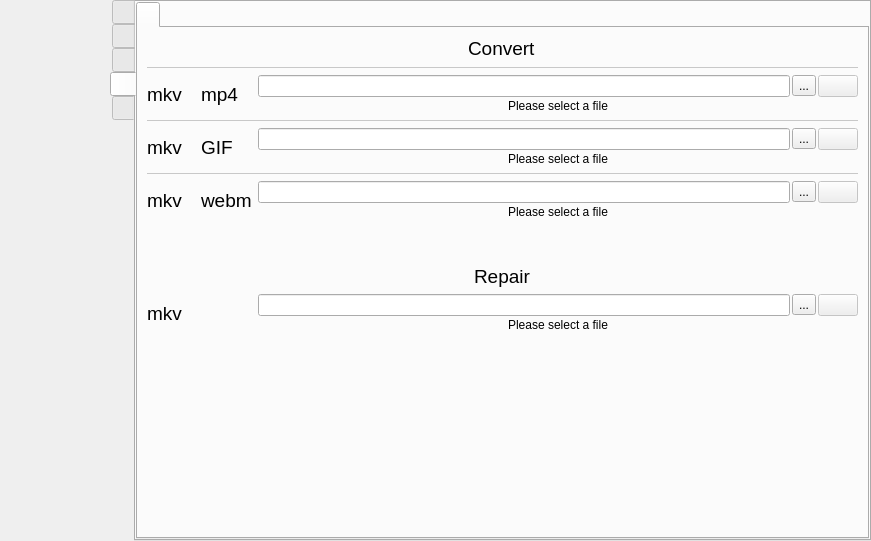
This is src/wayland/formMainWindow_wl.ui in vkohaupt/vokoscreenNG as Qt 5 draws it before an edit. The edited form follows.
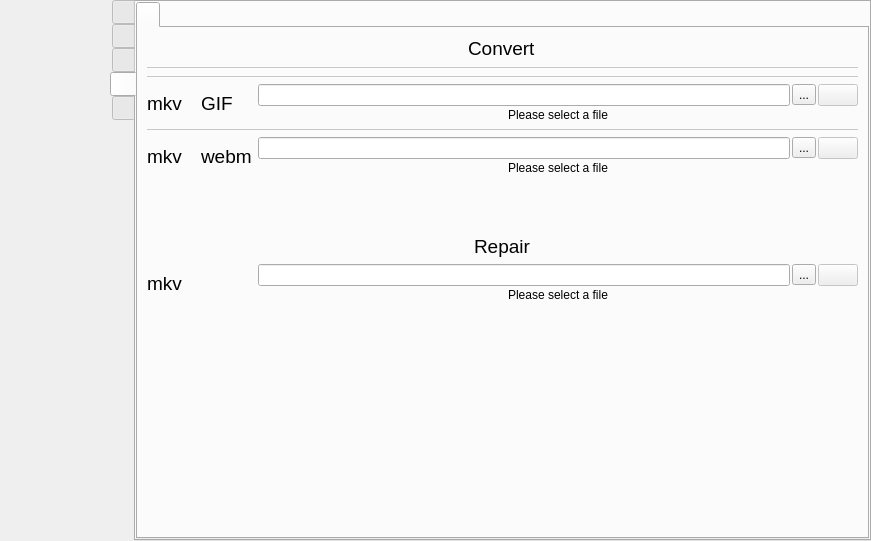
This is the edited form. The open tabs and pages were chosen to show the change. Icons and pictures are not drawn.

Commit message: Convert to mp4

```diff
--- a/src/wayland/formMainWindow_wl.ui
+++ b/src/wayland/formMainWindow_wl.ui
@@ -3025,208 +3025,89 @@
               </item>
               <item>
                <layout class="QGridLayout" name="gridLayout_5">
-                <item row="4" column="0" colspan="4">
-                 <widget class="Line" name="line_11">
-                  <property name="styleSheet">
-                   <string notr="true">color: rgb(200, 200, 200);
-</string>
-                  </property>
-                  <property name="frameShadow">
-                   <enum>QFrame::Shadow::Plain</enum>
-                  </property>
-                  <property name="orientation">
-                   <enum>Qt::Orientation::Horizontal</enum>
-                  </property>
-                 </widget>
-                </item>
-                <item row="3" column="3">
-                 <layout class="QVBoxLayout" name="verticalLayout_25">
-                  <property name="spacing">
-                   <number>2</number>
-                  </property>
-                  <item>
-                   <layout class="QHBoxLayout" name="horizontalLayout_21">
-                    <item>
-                     <widget class="QLineEdit" name="lineEdit_convert_mkv_to_gif">
-                      <property name="text">
-                       <string notr="true"/>
-                      </property>
-                      <property name="readOnly">
-                       <bool>true</bool>
-                      </property>
-                     </widget>
-                    </item>
-                    <item>
-                     <widget class="QToolButton" name="toolButton_convert_dialog_mkv_to_gif">
-                      <property name="text">
-                       <string notr="true">...</string>
-                      </property>
-                     </widget>
-                    </item>
-                    <item>
-                     <widget class="QPushButton" name="pushButton_convert_mkv_to_gif">
-                      <property name="enabled">
-                       <bool>false</bool>
-                      </property>
-                      <property name="text">
-                       <string notr="true"/>
-                      </property>
-                      <property name="icon">
-                       <iconset resource="../screencast.qrc">
-                        <normaloff>:/pictures/screencast/accept.png</normaloff>:/pictures/screencast/accept.png</iconset>
-                      </property>
-                     </widget>
-                    </item>
-                   </layout>
-                  </item>
-                  <item>
-                   <widget class="QWidget" name="widget_convert_mkv_to_gif" native="true">
-                    <property name="styleSheet">
-                     <string notr="true"/>
-                    </property>
-                    <layout class="QHBoxLayout" name="horizontalLayout_22">
-                     <property name="spacing">
-                      <number>0</number>
-                     </property>
-                     <property name="leftMargin">
-                      <number>0</number>
-                     </property>
-                     <property name="topMargin">
-                      <number>0</number>
-                     </property>
-                     <property name="rightMargin">
-                      <number>0</number>
-                     </property>
-                     <property name="bottomMargin">
-                      <number>0</number>
-                     </property>
-                     <item alignment="Qt::AlignmentFlag::AlignHCenter">
-                      <widget class="QLabel" name="label_convert_mkv_to_gif">
-                       <property name="sizePolicy">
-                        <sizepolicy hsizetype="MinimumExpanding" vsizetype="Preferred">
-                         <horstretch>0</horstretch>
-                         <verstretch>0</verstretch>
-                        </sizepolicy>
-                       </property>
-                       <property name="text">
-                        <string notr="true">Please select a file</string>
-                       </property>
-                      </widget>
-                     </item>
-                    </layout>
-                   </widget>
-                  </item>
-                 </layout>
-                </item>
-                <item row="7" column="0" colspan="4" alignment="Qt::AlignmentFlag::AlignHCenter">
-                 <widget class="QLabel" name="label_15">
+                <item row="7" column="0">
+                 <widget class="QLabel" name="label_10">
                   <property name="font">
                    <font>
                     <pointsize>14</pointsize>
                    </font>
                   </property>
                   <property name="text">
-                   <string notr="true">Repair</string>
-                  </property>
-                 </widget>
-                </item>
-                <item row="1" column="3">
-                 <layout class="QVBoxLayout" name="verticalLayout_24">
-                  <property name="spacing">
-                   <number>2</number>
-                  </property>
-                  <property name="topMargin">
-                   <number>0</number>
-                  </property>
-                  <item>
-                   <layout class="QHBoxLayout" name="horizontalLayout">
-                    <item>
-                     <widget class="QLineEdit" name="lineEdit_convert_mkv_to_mp4">
-                      <property name="text">
-                       <string notr="true"/>
-                      </property>
-                      <property name="readOnly">
-                       <bool>true</bool>
-                      </property>
-                     </widget>
-                    </item>
-                    <item>
-                     <widget class="QToolButton" name="toolButton_convert_dialog_mkv_to_mp4">
-                      <property name="text">
-                       <string notr="true">...</string>
-                      </property>
-                     </widget>
-                    </item>
-                    <item>
-                     <widget class="QPushButton" name="pushButton_convert_mkv_to_mp4">
-                      <property name="enabled">
-                       <bool>false</bool>
-                      </property>
-                      <property name="text">
-                       <string notr="true"/>
-                      </property>
-                      <property name="icon">
-                       <iconset resource="../screencast.qrc">
-                        <normaloff>:/pictures/screencast/accept.png</normaloff>:/pictures/screencast/accept.png</iconset>
-                      </property>
-                     </widget>
-                    </item>
-                   </layout>
-                  </item>
-                  <item>
-                   <widget class="QWidget" name="widget_convert_mkv_to_mp4" native="true">
-                    <property name="styleSheet">
-                     <string notr="true"/>
-                    </property>
-                    <layout class="QHBoxLayout" name="horizontalLayout_19">
-                     <property name="spacing">
-                      <number>0</number>
-                     </property>
-                     <property name="leftMargin">
-                      <number>0</number>
-                     </property>
-                     <property name="topMargin">
-                      <number>0</number>
-                     </property>
-                     <property name="rightMargin">
-                      <number>0</number>
-                     </property>
-                     <property name="bottomMargin">
-                      <number>0</number>
-                     </property>
-                     <item alignment="Qt::AlignmentFlag::AlignHCenter">
-                      <widget class="QLabel" name="label_convert_mkv_to_mp4">
-                       <property name="sizePolicy">
-                        <sizepolicy hsizetype="MinimumExpanding" vsizetype="Preferred">
-                         <horstretch>0</horstretch>
-                         <verstretch>0</verstretch>
-                        </sizepolicy>
-                       </property>
-                       <property name="text">
-                        <string notr="true">Please select a file</string>
-                       </property>
-                      </widget>
-                     </item>
-                    </layout>
-                   </widget>
-                  </item>
-                 </layout>
-                </item>
-                <item row="2" column="0" colspan="4">
-                 <widget class="Line" name="line_10">
-                  <property name="styleSheet">
-                   <string notr="true">color: rgb(200, 200, 200);
-</string>
-                  </property>
-                  <property name="frameShadow">
-                   <enum>QFrame::Shadow::Plain</enum>
-                  </property>
-                  <property name="orientation">
-                   <enum>Qt::Orientation::Horizontal</enum>
+                   <string notr="true">mkv</string>
                   </property>
                  </widget>
                 </item>
                 <item row="5" column="3">
+                 <spacer name="verticalSpacer_12">
+                  <property name="orientation">
+                   <enum>Qt::Orientation::Vertical</enum>
+                  </property>
+                  <property name="sizeHint" stdset="0">
+                   <size>
+                    <width>20</width>
+                    <height>40</height>
+                   </size>
+                  </property>
+                 </spacer>
+                </item>
+                <item row="3" column="0" colspan="4">
+                 <widget class="Line" name="line_11">
+                  <property name="styleSheet">
+                   <string notr="true">color: rgb(200, 200, 200);
+</string>
+                  </property>
+                  <property name="frameShadow">
+                   <enum>QFrame::Shadow::Plain</enum>
+                  </property>
+                  <property name="orientation">
+                   <enum>Qt::Orientation::Horizontal</enum>
+                  </property>
+                 </widget>
+                </item>
+                <item row="4" column="1">
+                 <widget class="QLabel" name="label_12">
+                  <property name="maximumSize">
+                   <size>
+                    <width>22</width>
+                    <height>15</height>
+                   </size>
+                  </property>
+                  <property name="text">
+                   <string notr="true"/>
+                  </property>
+                  <property name="pixmap">
+                   <pixmap resource="../screencast.qrc">:/pictures/convert/convertTo.png</pixmap>
+                  </property>
+                  <property name="scaledContents">
+                   <bool>true</bool>
+                  </property>
+                 </widget>
+                </item>
+                <item row="4" column="2">
+                 <widget class="QLabel" name="label_13">
+                  <property name="font">
+                   <font>
+                    <pointsize>14</pointsize>
+                   </font>
+                  </property>
+                  <property name="text">
+                   <string notr="true">webm</string>
+                  </property>
+                 </widget>
+                </item>
+                <item row="2" column="2">
+                 <widget class="QLabel" name="label_9">
+                  <property name="font">
+                   <font>
+                    <pointsize>14</pointsize>
+                   </font>
+                  </property>
+                  <property name="text">
+                   <string notr="true">GIF</string>
+                  </property>
+                 </widget>
+                </item>
+                <item row="4" column="3">
                  <layout class="QVBoxLayout" name="verticalLayout_27">
                   <property name="spacing">
                    <number>2</number>
@@ -3305,7 +3186,112 @@
                   </item>
                  </layout>
                 </item>
-                <item row="8" column="3">
+                <item row="1" column="0" colspan="4">
+                 <widget class="Line" name="line_10">
+                  <property name="styleSheet">
+                   <string notr="true">color: rgb(200, 200, 200);
+</string>
+                  </property>
+                  <property name="frameShadow">
+                   <enum>QFrame::Shadow::Plain</enum>
+                  </property>
+                  <property name="orientation">
+                   <enum>Qt::Orientation::Horizontal</enum>
+                  </property>
+                 </widget>
+                </item>
+                <item row="6" column="0" colspan="4" alignment="Qt::AlignmentFlag::AlignHCenter">
+                 <widget class="QLabel" name="label_15">
+                  <property name="font">
+                   <font>
+                    <pointsize>14</pointsize>
+                   </font>
+                  </property>
+                  <property name="text">
+                   <string notr="true">Repair</string>
+                  </property>
+                 </widget>
+                </item>
+                <item row="2" column="3">
+                 <layout class="QVBoxLayout" name="verticalLayout_25">
+                  <property name="spacing">
+                   <number>2</number>
+                  </property>
+                  <item>
+                   <layout class="QHBoxLayout" name="horizontalLayout_21">
+                    <item>
+                     <widget class="QLineEdit" name="lineEdit_convert_mkv_to_gif">
+                      <property name="text">
+                       <string notr="true"/>
+                      </property>
+                      <property name="readOnly">
+                       <bool>true</bool>
+                      </property>
+                     </widget>
+                    </item>
+                    <item>
+                     <widget class="QToolButton" name="toolButton_convert_dialog_mkv_to_gif">
+                      <property name="text">
+                       <string notr="true">...</string>
+                      </property>
+                     </widget>
+                    </item>
+                    <item>
+                     <widget class="QPushButton" name="pushButton_convert_mkv_to_gif">
+                      <property name="enabled">
+                       <bool>false</bool>
+                      </property>
+                      <property name="text">
+                       <string notr="true"/>
+                      </property>
+                      <property name="icon">
+                       <iconset resource="../screencast.qrc">
+                        <normaloff>:/pictures/screencast/accept.png</normaloff>:/pictures/screencast/accept.png</iconset>
+                      </property>
+                     </widget>
+                    </item>
+                   </layout>
+                  </item>
+                  <item>
+                   <widget class="QWidget" name="widget_convert_mkv_to_gif" native="true">
+                    <property name="styleSheet">
+                     <string notr="true"/>
+                    </property>
+                    <layout class="QHBoxLayout" name="horizontalLayout_22">
+                     <property name="spacing">
+                      <number>0</number>
+                     </property>
+                     <property name="leftMargin">
+                      <number>0</number>
+                     </property>
+                     <property name="topMargin">
+                      <number>0</number>
+                     </property>
+                     <property name="rightMargin">
+                      <number>0</number>
+                     </property>
+                     <property name="bottomMargin">
+                      <number>0</number>
+                     </property>
+                     <item alignment="Qt::AlignmentFlag::AlignHCenter">
+                      <widget class="QLabel" name="label_convert_mkv_to_gif">
+                       <property name="sizePolicy">
+                        <sizepolicy hsizetype="MinimumExpanding" vsizetype="Preferred">
+                         <horstretch>0</horstretch>
+                         <verstretch>0</verstretch>
+                        </sizepolicy>
+                       </property>
+                       <property name="text">
+                        <string notr="true">Please select a file</string>
+                       </property>
+                      </widget>
+                     </item>
+                    </layout>
+                   </widget>
+                  </item>
+                 </layout>
+                </item>
+                <item row="7" column="3">
                  <layout class="QVBoxLayout" name="verticalLayout_26">
                   <property name="spacing">
                    <number>2</number>
@@ -3387,63 +3373,7 @@
                   </item>
                  </layout>
                 </item>
-                <item row="6" column="3">
-                 <spacer name="verticalSpacer_12">
-                  <property name="orientation">
-                   <enum>Qt::Orientation::Vertical</enum>
-                  </property>
-                  <property name="sizeHint" stdset="0">
-                   <size>
-                    <width>20</width>
-                    <height>40</height>
-                   </size>
-                  </property>
-                 </spacer>
-                </item>
-                <item row="5" column="1">
-                 <widget class="QLabel" name="label_12">
-                  <property name="maximumSize">
-                   <size>
-                    <width>22</width>
-                    <height>15</height>
-                   </size>
-                  </property>
-                  <property name="text">
-                   <string notr="true"/>
-                  </property>
-                  <property name="pixmap">
-                   <pixmap resource="../screencast.qrc">:/pictures/convert/convertTo.png</pixmap>
-                  </property>
-                  <property name="scaledContents">
-                   <bool>true</bool>
-                  </property>
-                 </widget>
-                </item>
-                <item row="5" column="2">
-                 <widget class="QLabel" name="label_13">
-                  <property name="font">
-                   <font>
-                    <pointsize>14</pointsize>
-                   </font>
-                  </property>
-                  <property name="text">
-                   <string notr="true">webm</string>
-                  </property>
-                 </widget>
-                </item>
-                <item row="3" column="2">
-                 <widget class="QLabel" name="label_9">
-                  <property name="font">
-                   <font>
-                    <pointsize>14</pointsize>
-                   </font>
-                  </property>
-                  <property name="text">
-                   <string notr="true">GIF</string>
-                  </property>
-                 </widget>
-                </item>
-                <item row="3" column="1">
+                <item row="2" column="1">
                  <widget class="QLabel" name="label_8">
                   <property name="maximumSize">
                    <size>
@@ -3462,7 +3392,7 @@
                   </property>
                  </widget>
                 </item>
-                <item row="3" column="0">
+                <item row="2" column="0">
                  <widget class="QLabel" name="label_7">
                   <property name="font">
                    <font>
@@ -3474,50 +3404,7 @@
                   </property>
                  </widget>
                 </item>
-                <item row="1" column="2">
-                 <widget class="QLabel" name="label_6">
-                  <property name="font">
-                   <font>
-                    <pointsize>14</pointsize>
-                   </font>
-                  </property>
-                  <property name="text">
-                   <string notr="true">mp4</string>
-                  </property>
-                 </widget>
-                </item>
-                <item row="1" column="1">
-                 <widget class="QLabel" name="label_5">
-                  <property name="maximumSize">
-                   <size>
-                    <width>22</width>
-                    <height>15</height>
-                   </size>
-                  </property>
-                  <property name="text">
-                   <string notr="true"/>
-                  </property>
-                  <property name="pixmap">
-                   <pixmap resource="../screencast.qrc">:/pictures/convert/convertTo.png</pixmap>
-                  </property>
-                  <property name="scaledContents">
-                   <bool>true</bool>
-                  </property>
-                 </widget>
-                </item>
-                <item row="1" column="0">
-                 <widget class="QLabel" name="label_3">
-                  <property name="font">
-                   <font>
-                    <pointsize>14</pointsize>
-                   </font>
-                  </property>
-                  <property name="text">
-                   <string notr="true">mkv</string>
-                  </property>
-                 </widget>
-                </item>
-                <item row="5" column="0">
+                <item row="4" column="0">
                  <widget class="QLabel" name="label_11">
                   <property name="font">
                    <font>
@@ -3529,18 +3416,6 @@
                   </property>
                  </widget>
                 </item>
-                <item row="8" column="0">
-                 <widget class="QLabel" name="label_10">
-                  <property name="font">
-                   <font>
-                    <pointsize>14</pointsize>
-                   </font>
-                  </property>
-                  <property name="text">
-                   <string notr="true">mkv</string>
-                  </property>
-                 </widget>
-                </item>
                </layout>
               </item>
               <item>
```
Left out of the diff: 6 changed lines with no effect on the pictures. The commit also changes 5 other files.
